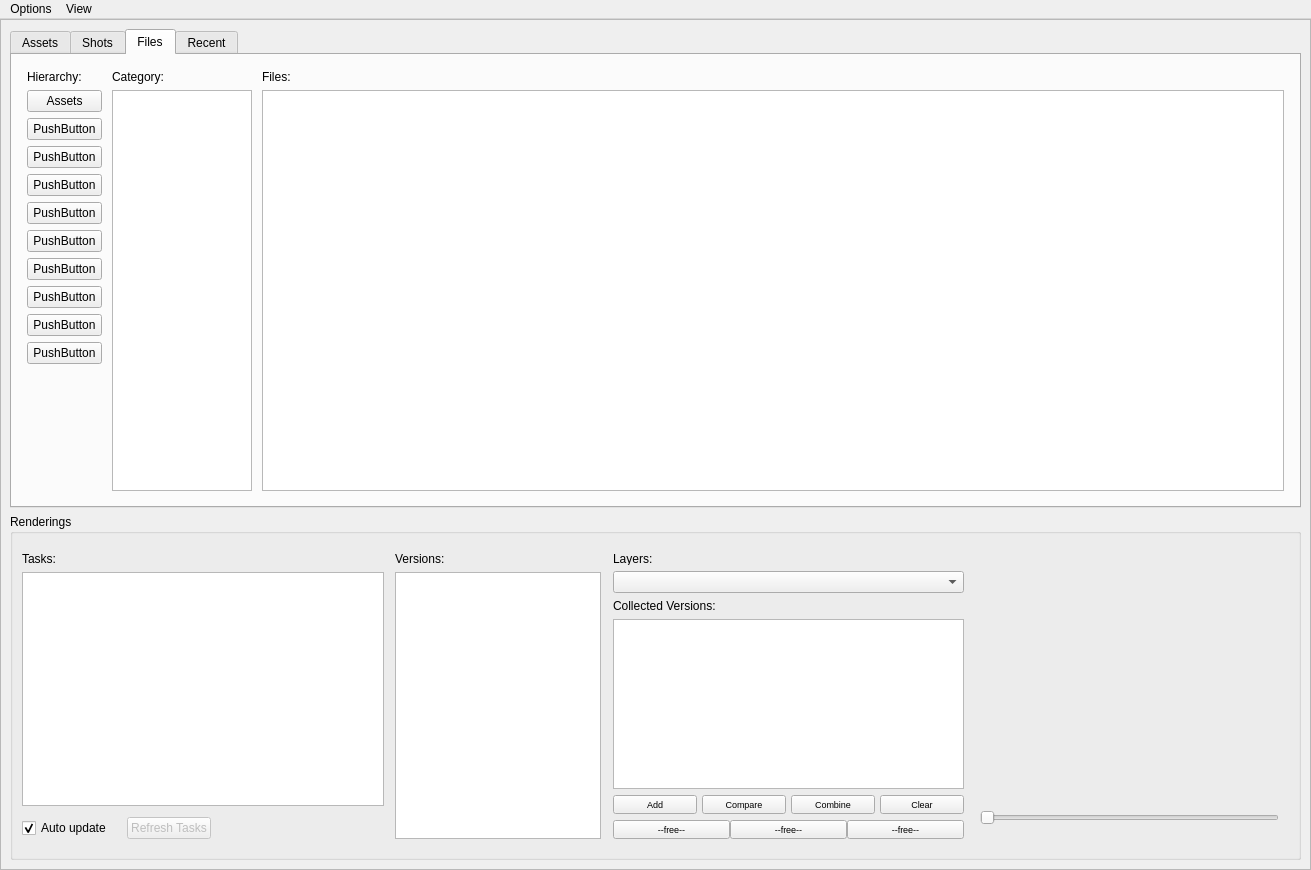
The window that Prism/Scripts/ProjectScripts/UserInterfaces/ProjectBrowser.ui (PrismPipeline/Prism) describes before a commit, drawn with Qt 5.
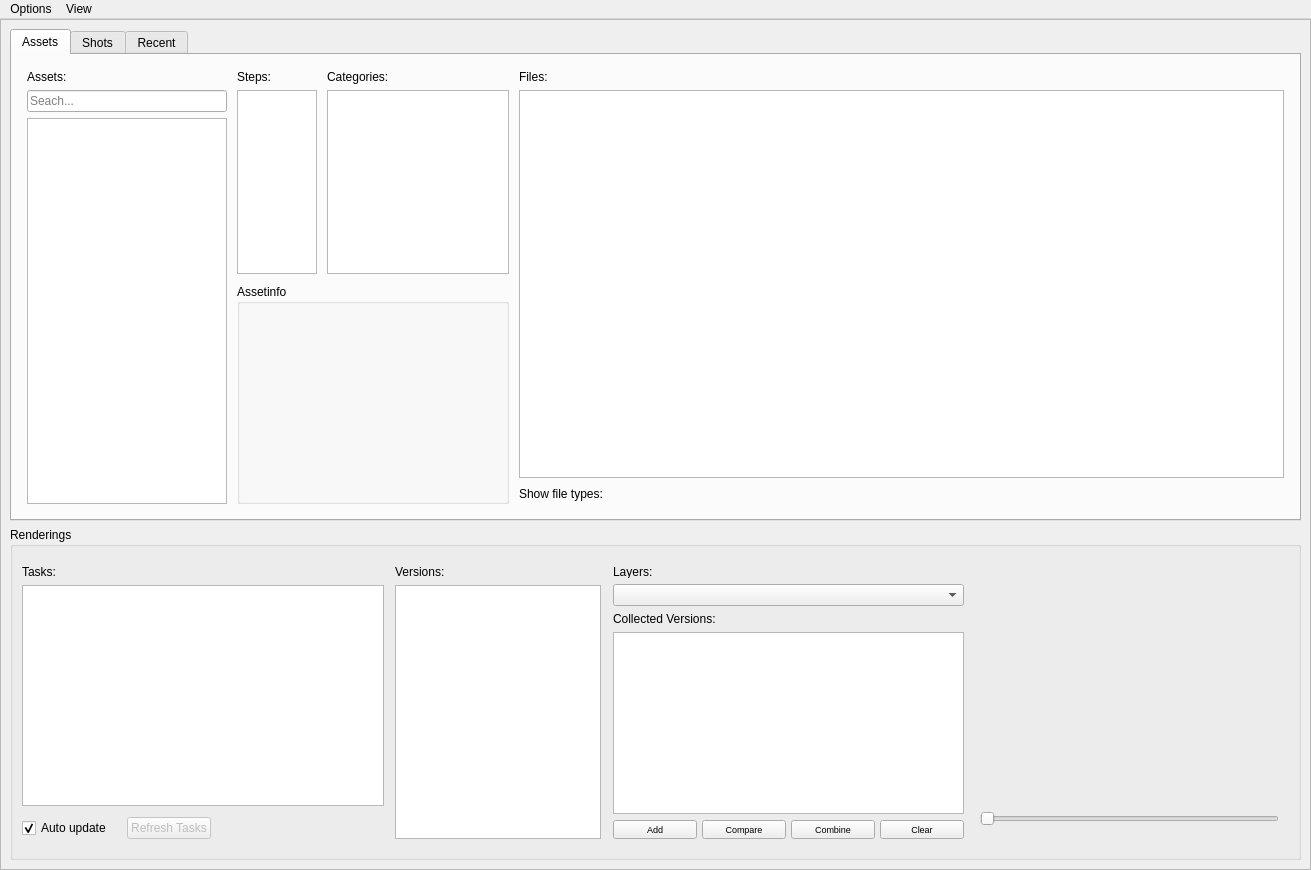
The same window after the commit. The open tabs and pages were chosen to show the change.

Patch:
```diff
--- a/Prism/Scripts/ProjectScripts/UserInterfaces/ProjectBrowser.ui
+++ b/Prism/Scripts/ProjectScripts/UserInterfaces/ProjectBrowser.ui
@@ -1074,377 +1074,6 @@
             </item>
            </layout>
           </widget>
-          <widget class="QWidget" name="t_files">
-           <attribute name="title">
-            <string>Files</string>
-           </attribute>
-           <layout class="QHBoxLayout" name="horizontalLayout_6">
-            <property name="spacing">
-             <number>10</number>
-            </property>
-            <property name="leftMargin">
-             <number>15</number>
-            </property>
-            <property name="topMargin">
-             <number>15</number>
-            </property>
-            <property name="rightMargin">
-             <number>15</number>
-            </property>
-            <property name="bottomMargin">
-             <number>15</number>
-            </property>
-            <item>
-             <widget class="QWidget" name="widget_14" native="true">
-              <layout class="QVBoxLayout" name="verticalLayout_2">
-               <property name="spacing">
-                <number>6</number>
-               </property>
-               <property name="leftMargin">
-                <number>0</number>
-               </property>
-               <property name="topMargin">
-                <number>0</number>
-               </property>
-               <property name="rightMargin">
-                <number>0</number>
-               </property>
-               <property name="bottomMargin">
-                <number>0</number>
-               </property>
-               <item>
-                <widget class="QLabel" name="l_fHierarchy">
-                 <property name="text">
-                  <string>Hierarchy:</string>
-                 </property>
-                </widget>
-               </item>
-               <item>
-                <widget class="QPushButton" name="b_fH01">
-                 <property name="minimumSize">
-                  <size>
-                   <width>75</width>
-                   <height>0</height>
-                  </size>
-                 </property>
-                 <property name="maximumSize">
-                  <size>
-                   <width>75</width>
-                   <height>16777215</height>
-                  </size>
-                 </property>
-                 <property name="text">
-                  <string>Assets</string>
-                 </property>
-                </widget>
-               </item>
-               <item>
-                <widget class="QPushButton" name="b_fH02">
-                 <property name="minimumSize">
-                  <size>
-                   <width>75</width>
-                   <height>0</height>
-                  </size>
-                 </property>
-                 <property name="maximumSize">
-                  <size>
-                   <width>75</width>
-                   <height>16777215</height>
-                  </size>
-                 </property>
-                 <property name="text">
-                  <string>PushButton</string>
-                 </property>
-                </widget>
-               </item>
-               <item>
-                <widget class="QPushButton" name="b_fH03">
-                 <property name="minimumSize">
-                  <size>
-                   <width>75</width>
-                   <height>0</height>
-                  </size>
-                 </property>
-                 <property name="maximumSize">
-                  <size>
-                   <width>75</width>
-                   <height>16777215</height>
-                  </size>
-                 </property>
-                 <property name="text">
-                  <string>PushButton</string>
-                 </property>
-                </widget>
-               </item>
-               <item>
-                <widget class="QPushButton" name="b_fH04">
-                 <property name="minimumSize">
-                  <size>
-                   <width>75</width>
-                   <height>0</height>
-                  </size>
-                 </property>
-                 <property name="maximumSize">
-                  <size>
-                   <width>75</width>
-                   <height>16777215</height>
-                  </size>
-                 </property>
-                 <property name="text">
-                  <string>PushButton</string>
-                 </property>
-                </widget>
-               </item>
-               <item>
-                <widget class="QPushButton" name="b_fH05">
-                 <property name="minimumSize">
-                  <size>
-                   <width>75</width>
-                   <height>0</height>
-                  </size>
-                 </property>
-                 <property name="maximumSize">
-                  <size>
-                   <width>75</width>
-                   <height>16777215</height>
-                  </size>
-                 </property>
-                 <property name="text">
-                  <string>PushButton</string>
-                 </property>
-                </widget>
-               </item>
-               <item>
-                <widget class="QPushButton" name="b_fH06">
-                 <property name="minimumSize">
-                  <size>
-                   <width>75</width>
-                   <height>0</height>
-                  </size>
-                 </property>
-                 <property name="maximumSize">
-                  <size>
-                   <width>75</width>
-                   <height>16777215</height>
-                  </size>
-                 </property>
-                 <property name="text">
-                  <string>PushButton</string>
-                 </property>
-                </widget>
-               </item>
-               <item>
-                <widget class="QPushButton" name="b_fH07">
-                 <property name="minimumSize">
-                  <size>
-                   <width>75</width>
-                   <height>0</height>
-                  </size>
-                 </property>
-                 <property name="maximumSize">
-                  <size>
-                   <width>75</width>
-                   <height>16777215</height>
-                  </size>
-                 </property>
-                 <property name="text">
-                  <string>PushButton</string>
-                 </property>
-                </widget>
-               </item>
-               <item>
-                <widget class="QPushButton" name="b_fH08">
-                 <property name="minimumSize">
-                  <size>
-                   <width>75</width>
-                   <height>0</height>
-                  </size>
-                 </property>
-                 <property name="maximumSize">
-                  <size>
-                   <width>75</width>
-                   <height>16777215</height>
-                  </size>
-                 </property>
-                 <property name="text">
-                  <string>PushButton</string>
-                 </property>
-                </widget>
-               </item>
-               <item>
-                <widget class="QPushButton" name="b_fH09">
-                 <property name="minimumSize">
-                  <size>
-                   <width>75</width>
-                   <height>0</height>
-                  </size>
-                 </property>
-                 <property name="maximumSize">
-                  <size>
-                   <width>75</width>
-                   <height>16777215</height>
-                  </size>
-                 </property>
-                 <property name="text">
-                  <string>PushButton</string>
-                 </property>
-                </widget>
-               </item>
-               <item>
-                <widget class="QPushButton" name="b_fH10">
-                 <property name="minimumSize">
-                  <size>
-                   <width>75</width>
-                   <height>0</height>
-                  </size>
-                 </property>
-                 <property name="maximumSize">
-                  <size>
-                   <width>75</width>
-                   <height>16777215</height>
-                  </size>
-                 </property>
-                 <property name="text">
-                  <string>PushButton</string>
-                 </property>
-                </widget>
-               </item>
-               <item>
-                <spacer name="verticalSpacer_2">
-                 <property name="orientation">
-                  <enum>Qt::Vertical</enum>
-                 </property>
-                 <property name="sizeHint" stdset="0">
-                  <size>
-                   <width>20</width>
-                   <height>40</height>
-                  </size>
-                 </property>
-                </spacer>
-               </item>
-              </layout>
-             </widget>
-            </item>
-            <item>
-             <widget class="QWidget" name="widget_9" native="true">
-              <property name="minimumSize">
-               <size>
-                <width>140</width>
-                <height>0</height>
-               </size>
-              </property>
-              <property name="maximumSize">
-               <size>
-                <width>140</width>
-                <height>16777215</height>
-               </size>
-              </property>
-              <layout class="QVBoxLayout" name="verticalLayout_5">
-               <property name="leftMargin">
-                <number>0</number>
-               </property>
-               <property name="topMargin">
-                <number>0</number>
-               </property>
-               <property name="rightMargin">
-                <number>0</number>
-               </property>
-               <property name="bottomMargin">
-                <number>0</number>
-               </property>
-               <item>
-                <widget class="QLabel" name="l_fCategory">
-                 <property name="text">
-                  <string>Category:</string>
-                 </property>
-                </widget>
-               </item>
-               <item>
-                <widget class="QListView" name="lw_fCategory">
-                 <property name="contextMenuPolicy">
-                  <enum>Qt::CustomContextMenu</enum>
-                 </property>
-                 <property name="editTriggers">
-                  <set>QAbstractItemView::NoEditTriggers</set>
-                 </property>
-                </widget>
-               </item>
-              </layout>
-             </widget>
-            </item>
-            <item>
-             <widget class="QWidget" name="widget_10" native="true">
-              <layout class="QVBoxLayout" name="verticalLayout_7">
-               <property name="leftMargin">
-                <number>0</number>
-               </property>
-               <property name="topMargin">
-                <number>0</number>
-               </property>
-               <property name="rightMargin">
-                <number>0</number>
-               </property>
-               <property name="bottomMargin">
-                <number>0</number>
-               </property>
-               <item>
-                <widget class="QLabel" name="l_fFiles">
-                 <property name="text">
-                  <string>Files:</string>
-                 </property>
-                </widget>
-               </item>
-               <item>
-                <widget class="QTableView" name="tw_fFiles">
-                 <property name="contextMenuPolicy">
-                  <enum>Qt::CustomContextMenu</enum>
-                 </property>
-                 <property name="editTriggers">
-                  <set>QAbstractItemView::NoEditTriggers</set>
-                 </property>
-                 <property name="selectionMode">
-                  <enum>QAbstractItemView::ExtendedSelection</enum>
-                 </property>
-                 <property name="selectionBehavior">
-                  <enum>QAbstractItemView::SelectRows</enum>
-                 </property>
-                 <property name="textElideMode">
-                  <enum>Qt::ElideRight</enum>
-                 </property>
-                 <property name="verticalScrollMode">
-                  <enum>QAbstractItemView::ScrollPerPixel</enum>
-                 </property>
-                 <property name="horizontalScrollMode">
-                  <enum>QAbstractItemView::ScrollPerPixel</enum>
-                 </property>
-                 <property name="sortingEnabled">
-                  <bool>true</bool>
-                 </property>
-                 <attribute name="horizontalHeaderCascadingSectionResizes">
-                  <bool>false</bool>
-                 </attribute>
-                 <attribute name="horizontalHeaderHighlightSections">
-                  <bool>false</bool>
-                 </attribute>
-                 <attribute name="horizontalHeaderShowSortIndicator" stdset="0">
-                  <bool>true</bool>
-                 </attribute>
-                 <attribute name="horizontalHeaderStretchLastSection">
-                  <bool>true</bool>
-                 </attribute>
-                 <attribute name="verticalHeaderVisible">
-                  <bool>false</bool>
-                 </attribute>
-                 <attribute name="verticalHeaderStretchLastSection">
-                  <bool>false</bool>
-                 </attribute>
-                </widget>
-               </item>
-              </layout>
-             </widget>
-            </item>
-           </layout>
-          </widget>
           <widget class="QWidget" name="t_recent">
            <attribute name="title">
             <string>Recent</string>
@@ -1891,126 +1520,6 @@
                 </layout>
                </widget>
               </item>
-              <item>
-               <widget class="QWidget" name="w_saveButtons" native="true">
-                <layout class="QHBoxLayout" name="horizontalLayout_2">
-                 <property name="spacing">
-                  <number>0</number>
-                 </property>
-                 <property name="leftMargin">
-                  <number>0</number>
-                 </property>
-                 <property name="topMargin">
-                  <number>0</number>
-                 </property>
-                 <property name="rightMargin">
-                  <number>0</number>
-                 </property>
-                 <property name="bottomMargin">
-                  <number>0</number>
-                 </property>
-                 <item>
-                  <widget class="QPushButton" name="b_saveRender1">
-                   <property name="sizePolicy">
-                    <sizepolicy hsizetype="Ignored" vsizetype="Fixed">
-                     <horstretch>0</horstretch>
-                     <verstretch>0</verstretch>
-                    </sizepolicy>
-                   </property>
-                   <property name="maximumSize">
-                    <size>
-                     <width>16777215</width>
-                     <height>16777215</height>
-                    </size>
-                   </property>
-                   <property name="font">
-                    <font>
-                     <pointsize>7</pointsize>
-                    </font>
-                   </property>
-                   <property name="focusPolicy">
-                    <enum>Qt::NoFocus</enum>
-                   </property>
-                   <property name="contextMenuPolicy">
-                    <enum>Qt::CustomContextMenu</enum>
-                   </property>
-                   <property name="text">
-                    <string>--free--</string>
-                   </property>
-                   <property name="checkable">
-                    <bool>false</bool>
-                   </property>
-                  </widget>
-                 </item>
-                 <item>
-                  <widget class="QPushButton" name="b_saveRender2">
-                   <property name="sizePolicy">
-                    <sizepolicy hsizetype="Ignored" vsizetype="Fixed">
-                     <horstretch>0</horstretch>
-                     <verstretch>0</verstretch>
-                    </sizepolicy>
-                   </property>
-                   <property name="maximumSize">
-                    <size>
-                     <width>16777215</width>
-                     <height>16777215</height>
-                    </size>
-                   </property>
-                   <property name="font">
-                    <font>
-                     <pointsize>7</pointsize>
-                    </font>
-                   </property>
-                   <property name="focusPolicy">
-                    <enum>Qt::NoFocus</enum>
-                   </property>
-                   <property name="contextMenuPolicy">
-                    <enum>Qt::CustomContextMenu</enum>
-                   </property>
-                   <property name="text">
-                    <string>--free--</string>
-                   </property>
-                   <property name="checkable">
-                    <bool>false</bool>
-                   </property>
-                  </widget>
-                 </item>
-                 <item>
-                  <widget class="QPushButton" name="b_saveRender3">
-                   <property name="sizePolicy">
-                    <sizepolicy hsizetype="Ignored" vsizetype="Fixed">
-                     <horstretch>0</horstretch>
-                     <verstretch>0</verstretch>
-                    </sizepolicy>
-                   </property>
-                   <property name="maximumSize">
-                    <size>
-                     <width>16777215</width>
-                     <height>16777215</height>
-                    </size>
-                   </property>
-                   <property name="font">
-                    <font>
-                     <pointsize>7</pointsize>
-                    </font>
-                   </property>
-                   <property name="focusPolicy">
-                    <enum>Qt::NoFocus</enum>
-                   </property>
-                   <property name="contextMenuPolicy">
-                    <enum>Qt::CustomContextMenu</enum>
-                   </property>
-                   <property name="text">
-                    <string>--free--</string>
-                   </property>
-                   <property name="checkable">
-                    <bool>false</bool>
-                   </property>
-                  </widget>
-                 </item>
-                </layout>
-               </widget>
-              </item>
              </layout>
             </widget>
            </item>
```
Left out of the diff: 13 changed lines with no effect on the pictures.
